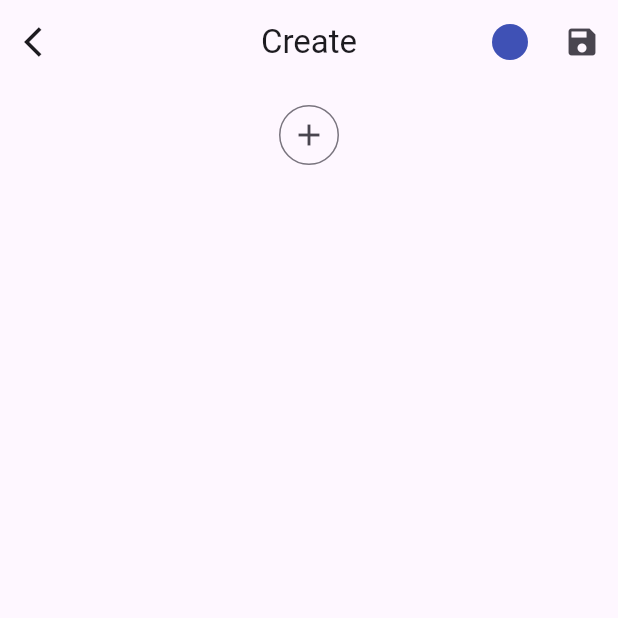
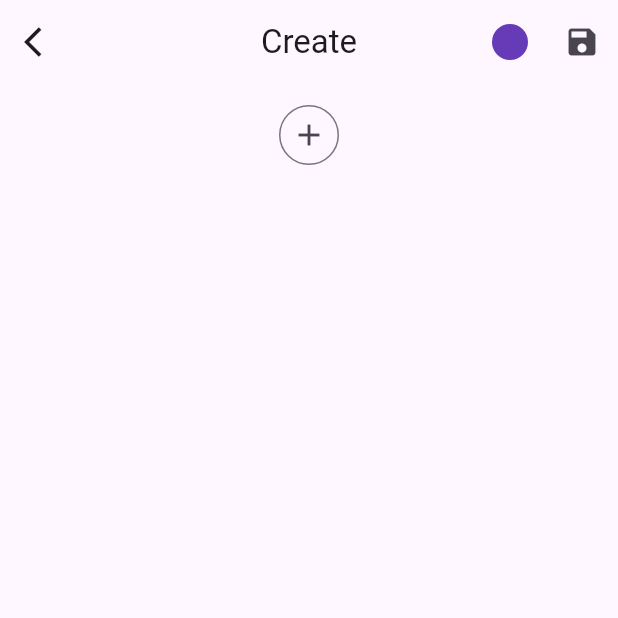
Before and after one commit to gzaber/show_info, a Flutter app: the screen it shows after launch, after a tap on the "add" icon, on a phone screen of 412 x 824 dp, the top half of it. Run offline on Flutter 3.47's test engine with Material 2 defaults, Android fonts, the phone set to English and light mode, and no system bars; our stand-ins replace equatable, flutter_bloc, flutter_slidable, objectbox; generated files the repository leaves out were written again.

Commit message:
refactor models and entities

```diff
--- a/lib/add_edit_information/bloc/add_edit_information_state.dart
+++ b/lib/add_edit_information/bloc/add_edit_information_state.dart
@@ -8,7 +8,7 @@ class AddEditInformationState extends Equatable {
     this.initialInformation,
     this.texts = const [],
     this.textsToDelete = const [],
-    this.color = 0,
+    this.color = 0xFF673AB7,
   });
 
   final AddEditInformationStatus status;
--- a/packages/information_data_source/lib/src/models/information.dart
+++ b/packages/information_data_source/lib/src/models/information.dart
@@ -4,9 +4,9 @@ import '../models/models.dart';
 
 class Information extends Equatable {
   const Information({
-    this.id = 0,
+    required this.id,
     required this.texts,
-    this.color = 0,
+    required this.color,
   });
 
   final int id;
--- a/packages/information_data_source/lib/src/models/text.dart
+++ b/packages/information_data_source/lib/src/models/text.dart
@@ -2,12 +2,12 @@ import 'package:equatable/equatable.dart';
 
 class Text extends Equatable {
   const Text({
-    this.id = 0,
+    required this.id,
     required this.content,
-    this.fontSize = 20,
-    this.isBold = false,
-    this.isItalic = false,
-    this.isUnderline = false,
+    required this.fontSize,
+    required this.isBold,
+    required this.isItalic,
+    required this.isUnderline,
   });
 
   final int id;
@@ -36,6 +36,7 @@ class Text extends Equatable {
   }
 
   @override
-  List<Object> get props =>
-      [id, content, fontSize, isBold, isItalic, isUnderline];
+  List<Object> get props {
+    return [id, content, fontSize, isBold, isItalic, isUnderline];
+  }
 }
--- a/packages/objectbox_information_data_source/lib/src/entities/entities.dart
+++ b/packages/objectbox_information_data_source/lib/src/entities/entities.dart
@@ -1,3 +1,2 @@
 export 'information_entity.dart';
-export 'model_mapping_ext.dart';
 export 'text_entity.dart';
--- a/packages/objectbox_information_data_source/lib/src/objectbox_information_data_source.dart
+++ b/packages/objectbox_information_data_source/lib/src/objectbox_information_data_source.dart
@@ -10,12 +10,14 @@ class ObjectboxInformationDataSource implements InformationDataSource {
 
   @override
   Future<void> saveInformation(Information information) async {
-    await _store.box<InformationEntity>().putAsync(information.toEntity());
+    await _store
+        .box<InformationEntity>()
+        .putAsync(InformationEntity.fromModel(information));
   }
 
   @override
   Future<void> saveText(Text text) async {
-    await _store.box<TextEntity>().putAsync(text.toEntity());
+    await _store.box<TextEntity>().putAsync(TextEntity.fromModel(text));
   }
 
   @override
```
Also changed, not shown: lib/add_edit_information/bloc/add_edit_information_bloc.dart (+15 -4 lines), packages/objectbox_information_data_source/lib/src/entities/information_entity.dart (+24 -5 lines), packages/objectbox_information_data_source/lib/src/entities/model_mapping_ext.dart (deleted, +0 -49 lines), packages/objectbox_information_data_source/lib/src/entities/text_entity.dart (+34 -11 lines), packages/objectbox_information_data_source/lib/objectbox.g.dart.
